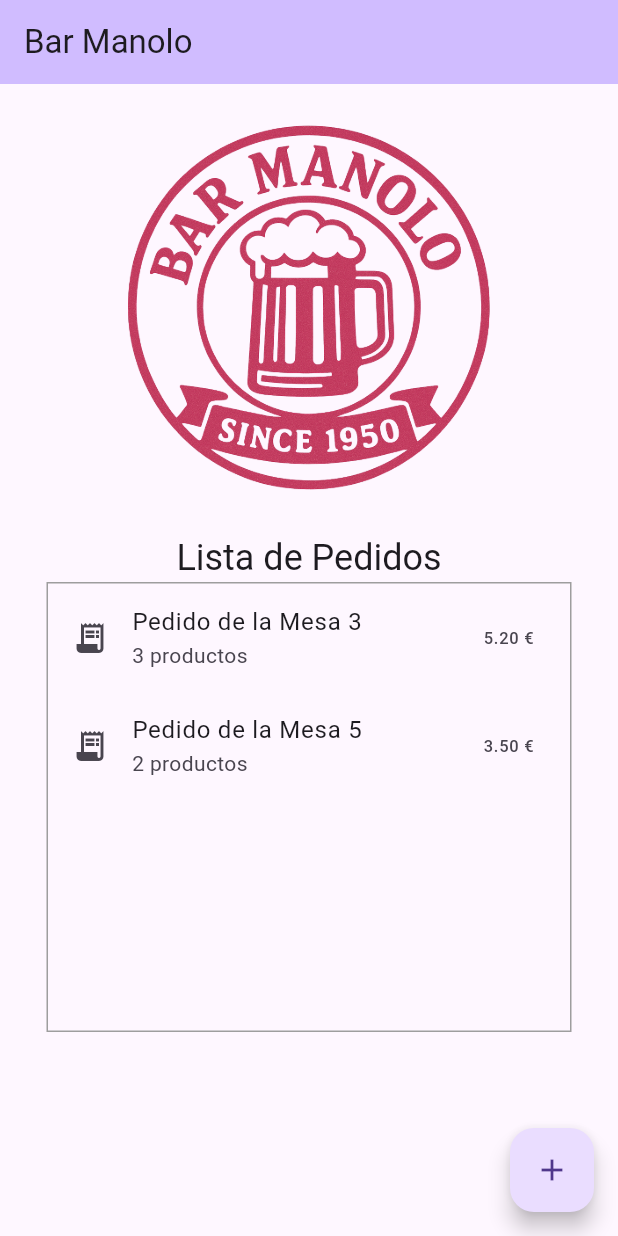
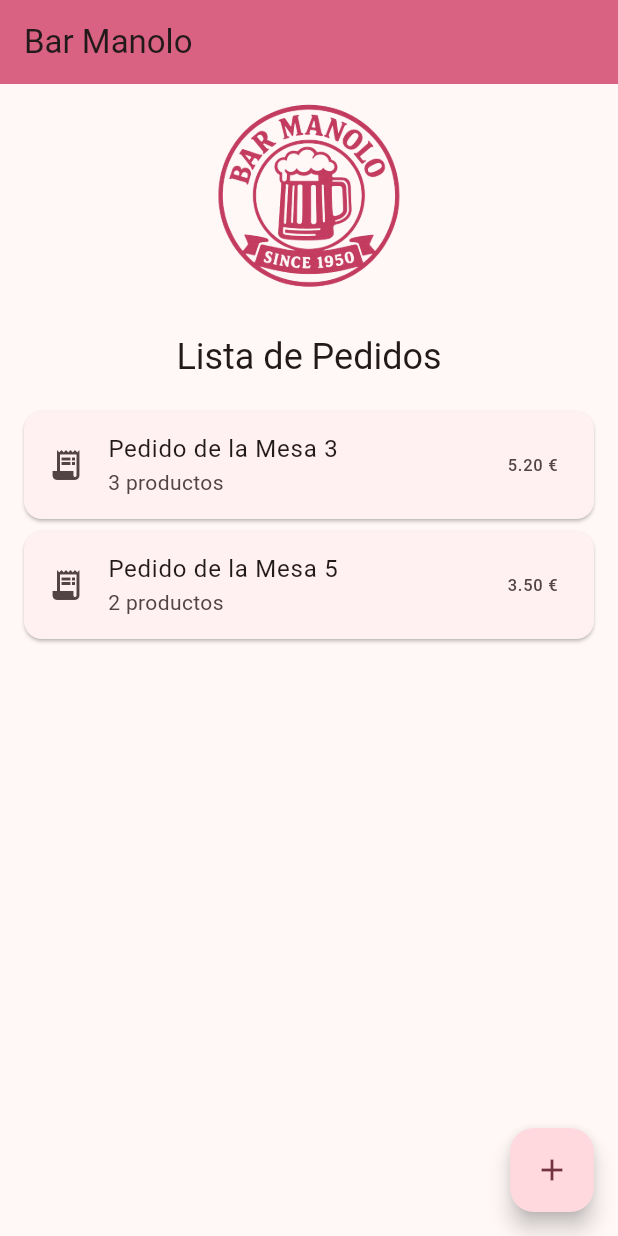
Before and after one commit to nuriacalo/BarManolo, a Flutter app: the screen it shows after launch, on a phone screen of 412 x 824 dp. Run offline on Flutter 3.47's test engine with Material 3 defaults, Android fonts, the phone set to English and light mode, and no system bars.

Commit message:
finished project

```diff
--- a/lib/main.dart
+++ b/lib/main.dart
@@ -12,7 +12,10 @@ import 'package:t4_1/viewmodel/SeleccionarProductoViewModel.dart';
 void main() {
   runApp(
     MultiProvider(
-      providers: [ChangeNotifierProvider(create: (_) => PedidoViewModel())],
+      providers: [
+        ChangeNotifierProvider(create: (_) => PedidoViewModel()),
+        ChangeNotifierProvider(create: (_) => SeleccionarProductoViewModel()),
+      ],
       child: const MyApp(),
     ),
   );
@@ -25,10 +28,18 @@ class MyApp extends StatelessWidget {
   Widget build(BuildContext context) {
     return MaterialApp(
       title: 'Bar Manolo',
-      debugShowCheckedModeBanner: false,
+      theme: ThemeData(
+        colorScheme: ColorScheme.fromSeed(
+          seedColor: const Color.fromARGB(255, 207, 55, 96),
+        ),
+      ),
       initialRoute: '/',
       routes: {
         '/': (context) => MyHomePage(title: 'Bar Manolo'),
+        '/seleccionarProducto': (context) {
+          final idMesa = ModalRoute.of(context)!.settings.arguments as int;
+          return SeleccionarProductoScreen(idMesa: idMesa);
+        },
         '/crearPedidosScreen': (context) => const CrearPedidosScreen(),
         '/pedidoDetail': (context) {
           final pedido = ModalRoute.of(context)!.settings.arguments as Pedido;
--- a/lib/view/home.dart
+++ b/lib/view/home.dart
@@ -20,26 +20,24 @@ class _MyHomePageState extends State<MyHomePage> {
 
     return Scaffold(
       appBar: AppBar(
-        backgroundColor: Theme.of(context).colorScheme.inversePrimary,
+        backgroundColor: Color.fromARGB(200, 207, 55, 96),
         title: Text(widget.title),
       ),
-      body: Center(
-        child: Column(
-          mainAxisAlignment: MainAxisAlignment.start,
+      body: Column(
         children: <Widget>[
-            Image(
-              image: AssetImage('assets/manolo.png'),
-              width: 400,
-              height: 300,
+          Image.asset(
+            'assets/manolo.png',
+            height: 150,
+            fit: BoxFit.contain,
           ),
-            Text(
+          Padding(
+            padding: const EdgeInsets.symmetric(vertical: 16.0),
+            child: Text(
               'Lista de Pedidos',
               style: Theme.of(context).textTheme.headlineSmall,
             ),
-            Container(
-              height: 300,
-              width: 350,
-              decoration: BoxDecoration(border: Border.all(color: Colors.grey)),
+          ),
+          Expanded(
             child: ListView.builder(
               itemCount: pedidoViewModel.pedidos.length,
               itemBuilder: (BuildContext context, int index) {
@@ -48,42 +46,44 @@ class _MyHomePageState extends State<MyHomePage> {
                   key: ValueKey(pedido.id),
                   direction: DismissDirection.endToStart,
                   background: Container(
+                    margin: const EdgeInsets.symmetric(
+                        horizontal: 16.0, vertical: 4.0),
+                    decoration: BoxDecoration(
                       color: Colors.red,
+                      borderRadius: BorderRadius.circular(12.0),
+                    ),
                     alignment: Alignment.centerRight,
-                      padding: EdgeInsets.symmetric(horizontal: 20),
-                      child: Icon(Icons.delete, color: Colors.white),
+                    padding: const EdgeInsets.symmetric(horizontal: 20.0),
+                    child: const Icon(Icons.delete, color: Colors.white),
                   ),
                   onDismissed: (direction) {
                     pedidoViewModel.eliminarPedido(pedido.id);
                     ScaffoldMessenger.of(context).showSnackBar(
                       SnackBar(
-                          content: Text(
-                            'Pedido de Mesa ${pedido.idMesa} eliminado',
-                          ),
+                        content:
+                            Text('Pedido de Mesa ${pedido.idMesa} eliminado'),
                       ),
                     );
                   },
+                  child: Card(
+                    margin: const EdgeInsets.symmetric(
+                        horizontal: 16.0, vertical: 4.0),
                     child: ListTile(
-                      leading: Icon(Icons.receipt_long),
+                      leading: const Icon(Icons.receipt_long),
                       title: Text('Pedido de la Mesa ${pedido.idMesa}'),
                       subtitle: Text('${pedido.totalProductos} productos'),
                       trailing: Text(
                         '${pedido.totalPrecio.toStringAsFixed(2)} €',
                       ),
-                      onTap: () {
-                        Navigator.pushNamed(
-                          context,
-                          '/pedidoDetail',
-                          arguments: pedido,
-                        );
-                      },
+                      onTap: () => Navigator.pushNamed(context, '/pedidoDetail',
+                          arguments: pedido),
+                    ),
                   ),
                 );
               },
             ),
           ),
         ],
-        ),
       ),
       floatingActionButton: FloatingActionButton(
         onPressed: () async {
```
Also changed, not shown: lib/view/crearPedidosScreen.dart (+34 -15 lines), lib/view/pedidoDetailScreen.dart (+29 -50 lines), lib/view/resumenPedidoScreen.dart (+32 -15 lines), lib/view/seleccionarProductoScreen.dart (+56 -35 lines), lib/viewmodel/PedidoViewModel.dart (+24 -0 lines), lib/viewmodel/SeleccionarProductoViewModel.dart (+7 -1 lines). Lines whose indentation alone changed are shown as unchanged.
